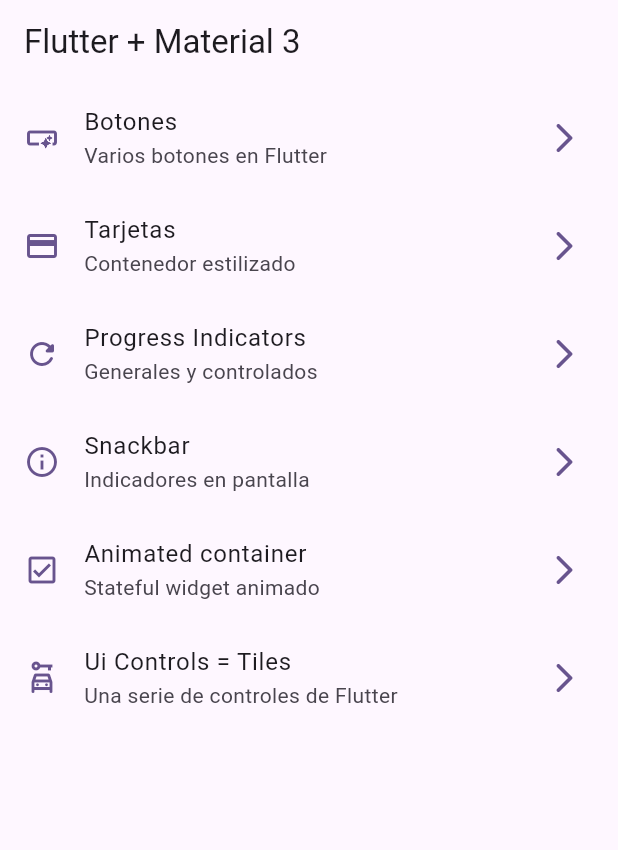
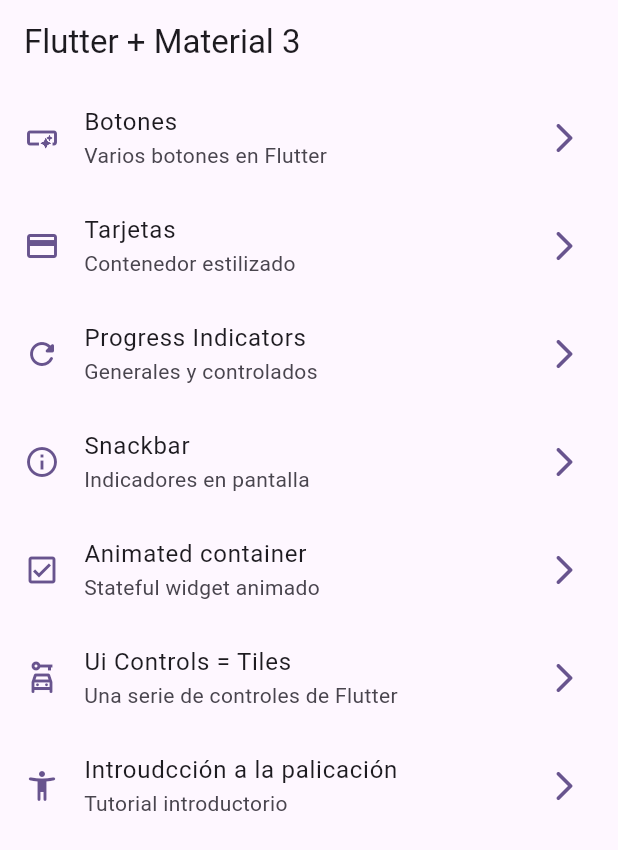
Before and after one commit to Meikez/Flutter-Widgets, a Flutter app: the screen it shows after launch, on a phone screen of 412 x 824 dp. Shown: the top 850 px of the screen. Run offline on Flutter 3.47's test engine with Material 2 defaults, Android fonts, the phone set to English and light mode, and no system bars; our stand-ins replace go_router.

```diff
--- a/lib/config/menu/menu_items.dart
+++ b/lib/config/menu/menu_items.dart
@@ -47,6 +47,11 @@ const List<MenuItem> appMenuItems = [
     subtitle: 'Una serie de controles de Flutter',
     link: '/ui-controls',
     icon: Icons.car_rental_outlined,
-  )
-
+  ),
+  MenuItem(
+    title: 'Introudcción a la palicación',
+    subtitle: 'Tutorial introductorio',
+    link: '/tutorial',
+    icon: Icons.accessibility_new_rounded,
+  ),
 ];
--- a/lib/config/router/app_router.dart
+++ b/lib/config/router/app_router.dart
@@ -41,4 +41,9 @@ final appRouter = GoRouter(
       name: UiControlsScreen.name,
       builder: (context, state) => const UiControlsScreen(),
     ),
+    GoRoute(
+      path: '/tutorial',
+      name: AppTutorialScreen.name,
+      builder: (context, state) => const AppTutorialScreen(),
+    ),
   ]);
--- a/pubspec.yaml
+++ b/pubspec.yaml
@@ -17,3 +17,6 @@ dev_dependencies:
 
 flutter:
   uses-material-design: true
+
+assets:
+  - assets/images/
```
Also changed, not shown: assets/Images/1.png (added), assets/Images/2.png (added), assets/Images/3.png (added), assets/Images/jar-loading.gif (added).
